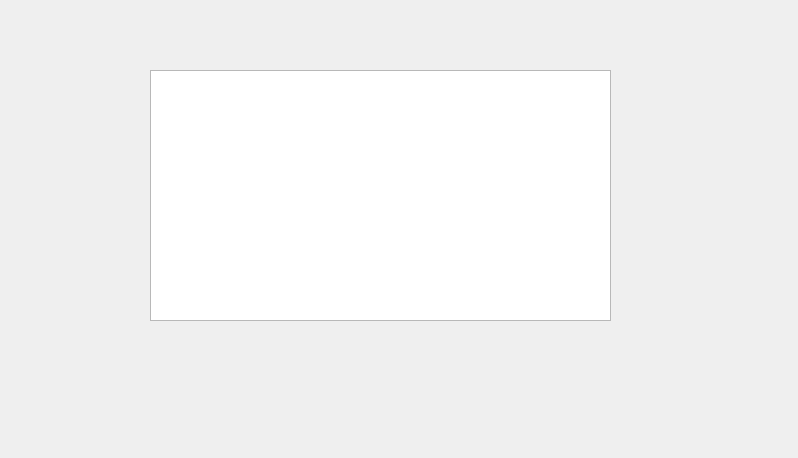
This is tableshow.ui in syckcoding/Qt_learning as Qt 5 draws it before an edit. The edited form follows.
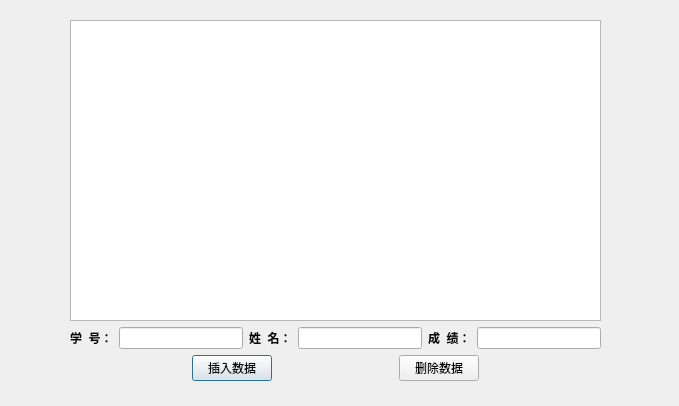
This is the edited form. Icons and pictures are not drawn.

Commit message: 实现插入数据

Diff of the .ui file:
```diff
--- a/tableshow.ui
+++ b/tableshow.ui
@@ -6,22 +6,142 @@
    <rect>
     <x>0</x>
     <y>0</y>
-    <width>798</width>
-    <height>458</height>
+    <width>679</width>
+    <height>406</height>
    </rect>
   </property>
   <property name="windowTitle">
    <string>Dialog</string>
   </property>
-  <widget class="QTableView" name="sqlView">
+  <property name="windowIcon">
+   <iconset resource="Resources.qrc">
+    <normaloff>:/new/prefix1/Schoolicon.png</normaloff>:/new/prefix1/Schoolicon.png</iconset>
+  </property>
+  <property name="styleSheet">
+   <string notr="true">#TableShow{
+border-image: url(:/new/prefix1/tableBackground.png);
+}</string>
+  </property>
+  <widget class="QWidget" name="">
    <property name="geometry">
     <rect>
-     <x>150</x>
-     <y>70</y>
-     <width>461</width>
-     <height>251</height>
+     <x>70</x>
+     <y>20</y>
+     <width>531</width>
+     <height>361</height>
     </rect>
    </property>
+   <layout class="QVBoxLayout" name="verticalLayout">
+    <item>
+     <widget class="QTableView" name="sqlView"/>
+    </item>
+    <item>
+     <layout class="QHBoxLayout" name="horizontalLayout">
+      <item>
+       <widget class="QLabel" name="label_2">
+        <property name="font">
+         <font>
+          <bold>true</bold>
+         </font>
+        </property>
+        <property name="text">
+         <string>学  号：</string>
+        </property>
+       </widget>
+      </item>
+      <item>
+       <widget class="QLineEdit" name="lineEdit_id"/>
+      </item>
+      <item>
+       <widget class="QLabel" name="label">
+        <property name="font">
+         <font>
+          <bold>true</bold>
+         </font>
+        </property>
+        <property name="text">
+         <string>姓  名：</string>
+        </property>
+       </widget>
+      </item>
+      <item>
+       <widget class="QLineEdit" name="lineEdit_name"/>
+      </item>
+      <item>
+       <widget class="QLabel" name="label_3">
+        <property name="font">
+         <font>
+          <bold>true</bold>
+         </font>
+        </property>
+        <property name="text">
+         <string>成  绩：</string>
+        </property>
+       </widget>
+      </item>
+      <item>
+       <widget class="QLineEdit" name="lineEdit_score"/>
+      </item>
+     </layout>
+    </item>
+    <item>
+     <layout class="QHBoxLayout" name="horizontalLayout_2">
+      <item>
+       <spacer name="horizontalSpacer_2">
+        <property name="orientation">
+         <enum>Qt::Horizontal</enum>
+        </property>
+        <property name="sizeHint" stdset="0">
+         <size>
+          <width>40</width>
+          <height>20</height>
+         </size>
+        </property>
+       </spacer>
+      </item>
+      <item>
+       <widget class="QPushButton" name="pushButton_insert">
+        <property name="text">
+         <string>插入数据</string>
+        </property>
+       </widget>
+      </item>
+      <item>
+       <spacer name="horizontalSpacer">
+        <property name="orientation">
+         <enum>Qt::Horizontal</enum>
+        </property>
+        <property name="sizeHint" stdset="0">
+         <size>
+          <width>40</width>
+          <height>20</height>
+         </size>
+        </property>
+       </spacer>
+      </item>
+      <item>
+       <widget class="QPushButton" name="pushButton_delete">
+        <property name="text">
+         <string>删除数据</string>
+        </property>
+       </widget>
+      </item>
+      <item>
+       <spacer name="horizontalSpacer_3">
+        <property name="orientation">
+         <enum>Qt::Horizontal</enum>
+        </property>
+        <property name="sizeHint" stdset="0">
+         <size>
+          <width>40</width>
+          <height>20</height>
+         </size>
+        </property>
+       </spacer>
+      </item>
+     </layout>
+    </item>
+   </layout>
   </widget>
  </widget>
  <resources/>
```
Left out of the diff: 6 changed lines with no effect on the pictures. The commit also changes 7 other files.
